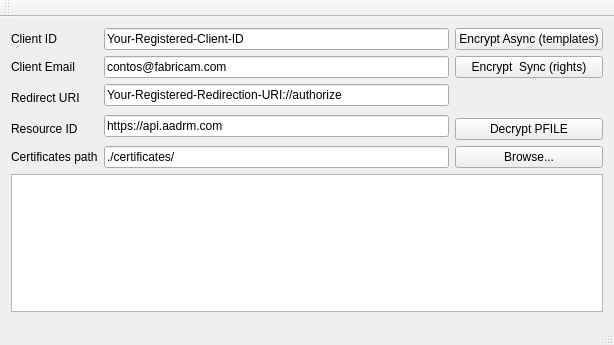
This is samples/rms_sample/mainwindow.ui in AzureAD/rms-sdk-for-cpp as Qt 5 draws it before an edit. The edited form follows.
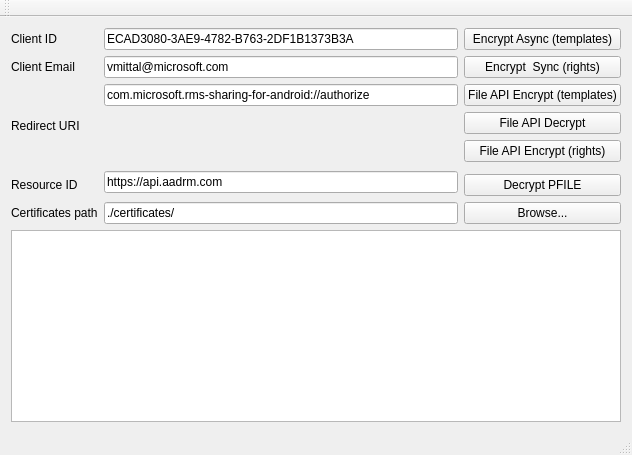
This is the edited form.

```diff
--- a/samples/rms_sample/mainwindow.ui
+++ b/samples/rms_sample/mainwindow.ui
@@ -6,8 +6,8 @@
    <rect>
     <x>0</x>
     <y>0</y>
-    <width>614</width>
-    <height>345</height>
+    <width>632</width>
+    <height>455</height>
    </rect>
   </property>
   <property name="windowTitle">
@@ -21,24 +21,20 @@
        <layout class="QHBoxLayout" name="horizontalLayout">
         <item>
          <layout class="QGridLayout" name="gridLayout">
-          <item row="4" column="0">
-           <widget class="QLabel" name="label_resourseId">
+          <property name="sizeConstraint">
+           <enum>QLayout::SetDefaultConstraint</enum>
+          </property>
+          <item row="3" column="2">
+           <widget class="QPushButton" name="FileAPIDecrypt">
             <property name="text">
-             <string>Resource ID</string>
+             <string>File API Decrypt</string>
             </property>
            </widget>
           </item>
-          <item row="2" column="0" rowspan="2">
-           <widget class="QLabel" name="label_redirectUrl">
+          <item row="2" column="1">
+           <widget class="QLineEdit" name="lineEdit_redirectUrl">
             <property name="text">
-             <string>Redirect URI</string>
-            </property>
-           </widget>
-          </item>
-          <item row="0" column="1">
-           <widget class="QLineEdit" name="lineEdit_clientId">
-            <property name="text">
-             <string>Your-Registered-Client-ID</string>
+             <string>com.microsoft.rms-sharing-for-android://authorize</string>
             </property>
            </widget>
           </item>
@@ -49,49 +45,35 @@
             </property>
            </widget>
           </item>
-          <item row="2" column="1">
-           <widget class="QLineEdit" name="lineEdit_redirectUrl">
+          <item row="2" column="2">
+           <widget class="QPushButton" name="FileAPIEncrypt">
             <property name="text">
-             <string>Your-Registered-Redirection-URI://authorize</string>
+             <string>File API Encrypt (templates)</string>
             </property>
            </widget>
           </item>
-          <item row="5" column="0">
-           <widget class="QLabel" name="label_certificatesPath">
+          <item row="1" column="1">
+           <widget class="QLineEdit" name="lineEdit_clientEmail">
             <property name="text">
-             <string>Certificates path</string>
+             <string>vmittal@microsoft.com</string>
             </property>
            </widget>
           </item>
-          <item row="5" column="2">
+          <item row="7" column="2">
            <widget class="QPushButton" name="certificatesPathButton">
             <property name="text">
              <string>Browse...</string>
             </property>
            </widget>
           </item>
-          <item row="3" column="1" rowspan="2">
-           <widget class="QLineEdit" name="lineEdit_resourseId">
+          <item row="2" column="0" rowspan="4">
+           <widget class="QLabel" name="label_redirectUrl">
             <property name="text">
-             <string>https://api.aadrm.com</string>
+             <string>Redirect URI</string>
             </property>
            </widget>
           </item>
-          <item row="0" column="2">
-           <widget class="QPushButton" name="encryptPFILETemplatesButton">
-            <property name="text">
-             <string>Encrypt Async (templates)</string>
-            </property>
-           </widget>
-          </item>
-          <item row="5" column="1">
-           <widget class="QLineEdit" name="ineEdit_certificatesPath">
-            <property name="text">
-             <string>./certificates/</string>
-            </property>
-           </widget>
-          </item>
-          <item row="4" column="2">
+          <item row="6" column="2">
            <widget class="QPushButton" name="fromPFILEButton">
             <property name="sizePolicy">
              <sizepolicy hsizetype="Minimum" vsizetype="Fixed">
@@ -104,17 +86,10 @@
             </property>
            </widget>
           </item>
-          <item row="1" column="0">
-           <widget class="QLabel" name="label_clientEmail">
+          <item row="7" column="1">
+           <widget class="QLineEdit" name="ineEdit_certificatesPath">
             <property name="text">
-             <string>Client Email</string>
-            </property>
-           </widget>
-          </item>
-          <item row="1" column="1">
-           <widget class="QLineEdit" name="lineEdit_clientEmail">
-            <property name="text">
-             <string>contos@fabricam.com</string>
+             <string>./certificates/</string>
             </property>
            </widget>
           </item>
@@ -125,6 +100,55 @@
             </property>
            </widget>
           </item>
+          <item row="6" column="0">
+           <widget class="QLabel" name="label_resourseId">
+            <property name="text">
+             <string>Resource ID</string>
+            </property>
+           </widget>
+          </item>
+          <item row="5" column="1" rowspan="2">
+           <widget class="QLineEdit" name="lineEdit_resourseId">
+            <property name="text">
+             <string>https://api.aadrm.com</string>
+            </property>
+           </widget>
+          </item>
+          <item row="7" column="0">
+           <widget class="QLabel" name="label_certificatesPath">
+            <property name="text">
+             <string>Certificates path</string>
+            </property>
+           </widget>
+          </item>
+          <item row="0" column="1">
+           <widget class="QLineEdit" name="lineEdit_clientId">
+            <property name="text">
+             <string>ECAD3080-3AE9-4782-B763-2DF1B1373B3A</string>
+            </property>
+           </widget>
+          </item>
+          <item row="0" column="2">
+           <widget class="QPushButton" name="encryptPFILETemplatesButton">
+            <property name="text">
+             <string>Encrypt Async (templates)</string>
+            </property>
+           </widget>
+          </item>
+          <item row="1" column="0">
+           <widget class="QLabel" name="label_clientEmail">
+            <property name="text">
+             <string>Client Email</string>
+            </property>
+           </widget>
+          </item>
+          <item row="4" column="2">
+           <widget class="QPushButton" name="FileAPIEncryptRights">
+            <property name="text">
+             <string>File API Encrypt (rights)</string>
+            </property>
+           </widget>
+          </item>
          </layout>
         </item>
         <item>
```
